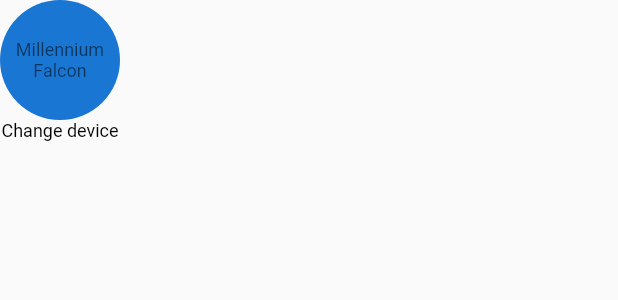
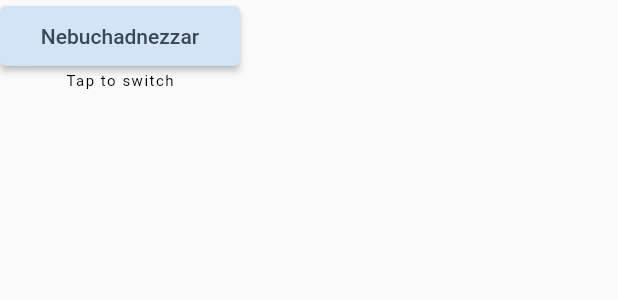
Before and after one commit to Esosek/dronetag_planner, a Flutter app: the ActiveDeviceIndicator widget shown alone on an empty page, opened directly, on a phone screen of 412 x 824 dp. Shown: the top 300 px of the screen. Run offline on Flutter 3.47's test engine with Material 2 defaults, Android fonts, the phone set to English and light mode, and no system bars; our stand-ins replace flutter_riverpod, google_fonts, logger.

Commit message:
Added ActiveDeviceIndicator

```diff
--- a/lib/components/device/active_device_indicator.dart
+++ b/lib/components/device/active_device_indicator.dart
@@ -1,27 +1,31 @@
 import 'package:flutter/material.dart';
+import 'package:flutter_riverpod/flutter_riverpod.dart';
 
-class ActiveDeviceIndicator extends StatelessWidget {
+import 'package:dronetag_planner/providers/devices_provider.dart';
+import 'package:dronetag_planner/components/ui/custom_elevated_button.dart';
+
+class ActiveDeviceIndicator extends ConsumerWidget {
   const ActiveDeviceIndicator({super.key});
 
   @override
-  Widget build(BuildContext context) {
+  Widget build(BuildContext context, WidgetRef ref) {
+    final devices = ref.watch(devicesProvider);
+    final activeDevice = devices.firstWhere((device) => device.isActive);
     return Column(
+      crossAxisAlignment: CrossAxisAlignment.center,
       children: [
-        CircleAvatar(
-          radius: 40,
-          child: SizedBox(
-            width: 70,
-            child: Text(
-              'Millennium Falcon',
-              maxLines: 2,
-              textAlign: TextAlign.center,
-              style: Theme.of(context).textTheme.bodySmall!.copyWith(),
-            ),
-          ),
-        ),
+        CustomElevatedButton(
+            label: activeDevice.label ?? activeDevice.uasId,
+            foregroundColor: Theme.of(context).colorScheme.onSecondaryContainer,
+            backgroundColor: Theme.of(context).colorScheme.secondaryContainer,
+            fixWidth: 160,
+            onPressed: () {}),
         Text(
-          'Change device',
-          style: Theme.of(context).textTheme.labelMedium,
+          'Tap to switch',
+          style: Theme.of(context)
+              .textTheme
+              .labelSmall!
+              .copyWith(letterSpacing: 1),
         ),
       ],
     );
--- a/lib/components/ui/custom_elevated_button.dart
+++ b/lib/components/ui/custom_elevated_button.dart
@@ -1,21 +1,35 @@
 import 'package:flutter/material.dart';
 
 class CustomElevatedButton extends StatelessWidget {
-  const CustomElevatedButton(
-      {super.key, required this.label, required this.onPressed});
+  const CustomElevatedButton({
+    super.key,
+    required this.label,
+    required this.onPressed,
+    this.backgroundColor,
+    this.foregroundColor,
+    this.fixWidth,
+  });
 
   final String label;
   final Function() onPressed;
+  final Color? backgroundColor;
+  final Color? foregroundColor;
+  final double? fixWidth;
 
   @override
   Widget build(BuildContext context) {
-    return ElevatedButton(
-      style: ElevatedButton.styleFrom(
-        backgroundColor: Theme.of(context).colorScheme.primaryContainer,
-        minimumSize: const Size(90, 40),
+    return SizedBox(
+      width: fixWidth,
+      child: ElevatedButton(
+        style: ElevatedButton.styleFrom(
+          foregroundColor: foregroundColor,
+          backgroundColor:
+              backgroundColor ?? Theme.of(context).colorScheme.primaryContainer,
+          minimumSize: const Size(90, 40),
+        ),
+        onPressed: onPressed,
+        child: Text(label),
       ),
-      onPressed: onPressed,
-      child: Text(label),
     );
   }
 }
```
